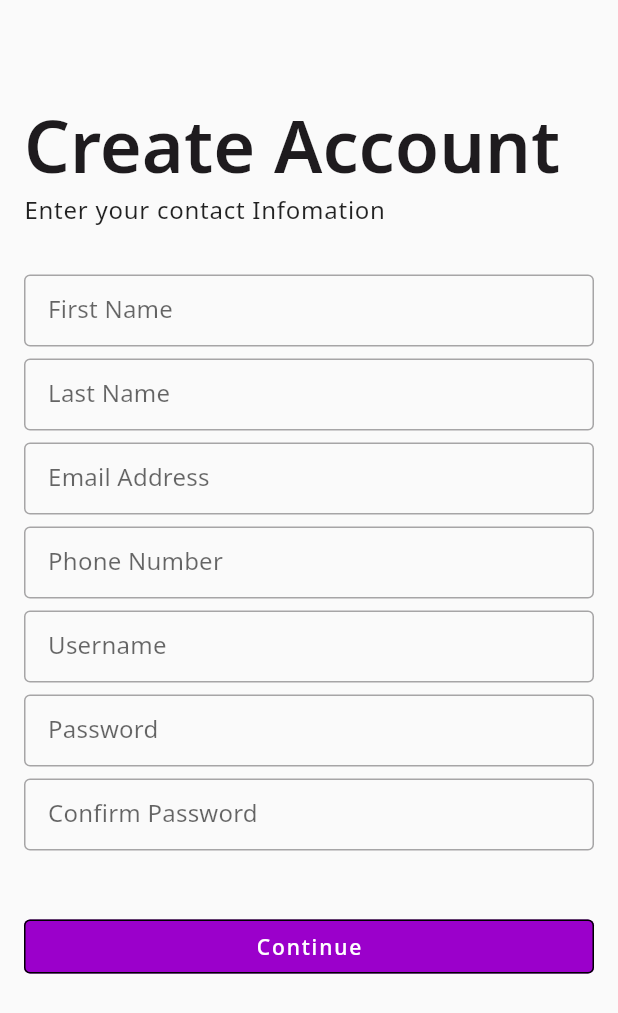
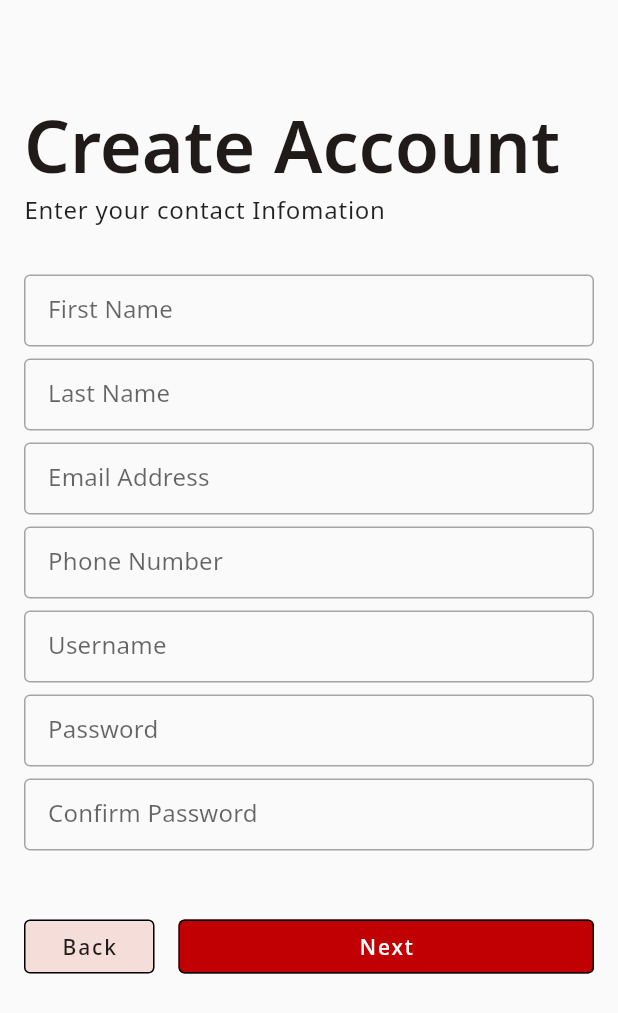
Before and after one commit to ChaRizzMa/ChaRizzMa-Flutter, a Flutter app: the screen it shows after launch, after a tap on "Create Your Account", on a phone screen of 412 x 824 dp. Shown: the top 1013 px of the screen. Run offline on Flutter 3.47's test engine with Material 2 defaults, Android fonts, the phone set to English and light mode, and no system bars; our stand-ins replace flutter_dotenv, flutter_platform_widgets, go_router, google_fonts, supabase_flutter; missing offline and left inert: dart:ffi, text_divider; accounts and stored records are empty.

Commit message:
changes to theming and colors, changes to home, create account 90% finished and needs to work on database functs

```diff
--- a/lib/Pages/Home/home.dart
+++ b/lib/Pages/Home/home.dart
@@ -13,7 +13,6 @@ class _HomeState extends State<Home> {
   @override
   void initState() {
     super.initState();
-    print("object");
   }
 
   @override
--- a/lib/Pages/Signup/create_account.dart
+++ b/lib/Pages/Signup/create_account.dart
@@ -1,3 +1,4 @@
+import 'package:charizzma/Pages/Signup/create_account_page2.dart';
 import 'package:flutter/material.dart';
 
 class CreateAcount extends StatefulWidget {
@@ -21,10 +22,10 @@ class _CreateAcountState extends State<CreateAcount> {
   @override
   Widget build(BuildContext context) {
     return Scaffold(
-      resizeToAvoidBottomInset: false,
+      resizeToAvoidBottomInset: true,
       body: SingleChildScrollView(
         child: Padding(
-          padding: const EdgeInsets.only(left: 16.0, right: 16.0, top: 64.0),
+          padding: const EdgeInsets.only(left: 16.0, right: 16.0, top: 64),
           child: Center(
             child: Column(
               mainAxisAlignment: MainAxisAlignment.center,
@@ -181,16 +182,68 @@ class _CreateAcountState extends State<CreateAcount> {
                           ),
                         ),
                         Padding(
-                          padding: EdgeInsets.only(top: 32),
+                          padding: const EdgeInsets.only(top: 32, bottom: 64),
+                          child: Row(
+                            mainAxisAlignment: MainAxisAlignment.spaceEvenly,
+                            children: [
+                              Expanded(
+                                flex: 1,
+                                child: Padding(
+                                  padding: const EdgeInsets.only(right: 8),
                                   child: SizedBox(
-                            width: double.infinity,
+                                    child: ElevatedButton(
+                                        style: ButtonStyle(
+                                            backgroundColor:
+                                                MaterialStateProperty.all<
+                                                        Color>(
+                                                    Theme.of(context)
+                                                        .colorScheme
+                                                        .surfaceVariant),
+                                            foregroundColor:
+                                                MaterialStateProperty.all<
+                                                        Color>(
+                                                    Theme.of(context)
+                                                        .colorScheme
+                                                        .onSurface)),
+                                        onPressed: () {
+                                          Navigator.pop(context);
+                                        },
+                                        child: const Text("Back")),
+                                  ),
+                                ),
+                              ),
+                              Expanded(
+                                flex: 3,
+                                child: Padding(
+                                  padding: const EdgeInsets.only(left: 8),
+                                  child: SizedBox(
                                     child: ElevatedButton(
                                         onPressed: () {
-                                  if (_formKey.currentState!.validate()) {
+                                          if (_formKey.currentState!
+                                              .validate()) {
                                             // pass data into next page of application
+                                            Navigator.push(
+                                                context,
+                                                MaterialPageRoute(
+                                                    builder: (context) =>
+                                                        CreateAccountPreferences(
+                                                          firstName: _fn.text,
+                                                          lastname: _ln.text,
+                                                          email: _email.text,
+                                                          phoneNumber:
+                                                              _phone.text,
+                                                          username:
+                                                              _username.text,
+                                                          password:
+                                                              _password.text,
+                                                        )));
                                           }
                                         },
-                                child: const Text("Continue")),
+                                        child: const Text("Next")),
+                                  ),
+                                ),
+                              ),
+                            ],
                           ),
                         )
                       ],
--- a/lib/common/theme.dart
+++ b/lib/common/theme.dart
@@ -54,6 +54,6 @@ ThemeData mainTheme = ThemeData(
               return const BorderSide(width: 1.0, color: Colors.black);
             }),
             shadowColor: MaterialStateProperty.all(Colors.transparent))),
-);
+    appBarTheme: AppBarTheme(shadowColor: Colors.transparent));
 
 ThemeData darkTheme = ThemeData(colorScheme: darkColorScheme);
--- /dev/null
+++ b/lib/components/create_account_slider.dart
@@ -0,0 +1,3 @@
+import 'package:flutter/material.dart';
+import 'package:flutter/src/widgets/framework.dart';
+import 'package:flutter/src/widgets/placeholder.dart';
--- a/lib/main.dart
+++ b/lib/main.dart
@@ -16,6 +16,9 @@ Future<void> main() async {
     url: dbURL!,
     anonKey: anonKey!,
   );
+
+  print("Current User");
+  print(Supabase.instance.client.auth.currentUser?.email);
 
   runApp(MyApp());
 }
@@ -43,10 +46,14 @@ class DismissKeyboard extends StatelessWidget {
 class MyApp extends StatelessWidget {
   MyApp({super.key});
 
-  GoRouter router = GoRouter(routes: [
-    GoRoute(path: "/home", builder: (context, state) => const Home()),
-    GoRoute(path: "/login", builder: (context, state) => Login()),
-  ], initialLocation: false ? '/home' : '/login');
+  GoRouter router = GoRouter(
+      routes: [
+        GoRoute(path: "/home", builder: (context, state) => const Home()),
+        GoRoute(path: "/login", builder: (context, state) => Login()),
+      ],
+      initialLocation: Supabase.instance.client.auth.currentUser == null
+          ? '/login'
+          : '/home');
 
   // This widget is the root of your application.
   @override
```
Also changed, not shown: lib/Pages/Signup/create_account_page2.dart (added, +264 -0 lines), lib/common/colorSchemes.g.dart. Lines whose indentation alone changed are shown as unchanged.
